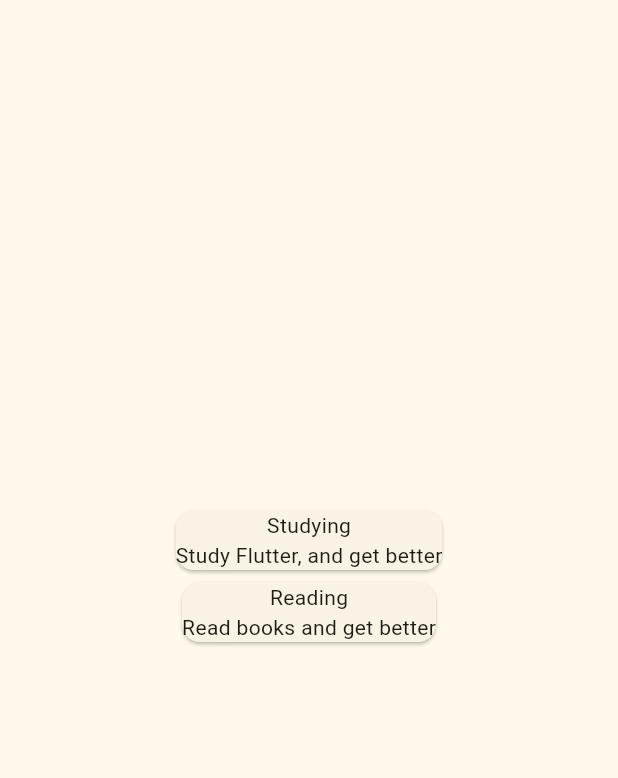
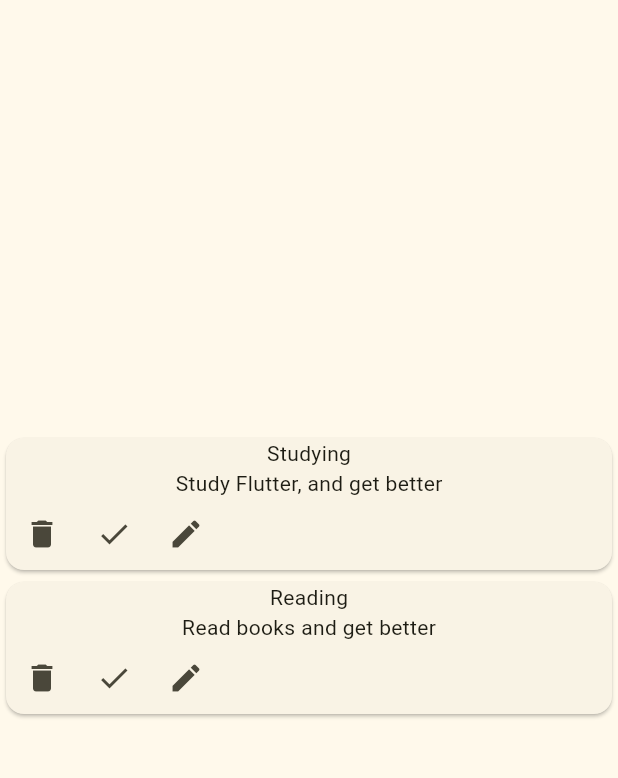
Before and after one commit to Turki-OTB/flutter-todo-app, a Flutter app: the screen it shows after launch, on a phone screen of 412 x 824 dp, the part 84-862 px from its top. Run offline on Flutter 3.47's test engine with Material 3 defaults, Android fonts, the phone set to English and light mode, and no system bars.

Commit message:
Added delete, complete, and edit buttons to each task card

```diff
--- a/lib/main.dart
+++ b/lib/main.dart
@@ -116,7 +116,17 @@ class _MyHomePageState extends State<MyHomePage> {
             ...tasks.map((task) {
               return Card(
                 child: Column(
-                  children: [Text(task['title']), Text(task['description'])],
+                  children: [
+                    Text(task['title']),
+                    Text(task['description']),
+                    Row(
+                      children: [
+                        IconButton(onPressed: () {}, icon: Icon(Icons.delete)),
+                        IconButton(onPressed: () {}, icon: Icon(Icons.check)),
+                        IconButton(onPressed: () {}, icon: Icon(Icons.edit)),
+                      ],
+                    ),
+                  ],
                 ),
               );
             }),
```
